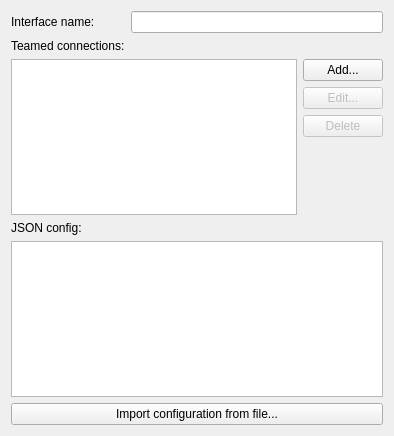
Qt form libs/editor/settings/ui/team.ui (KDE/plasma-nm) before a commit.
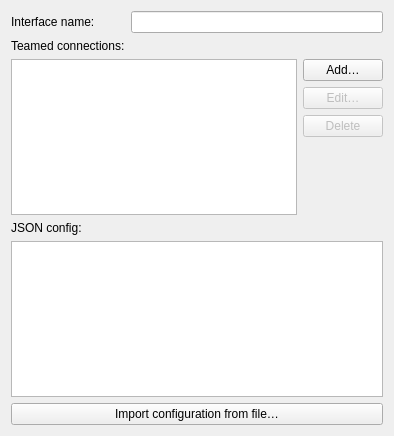
The same form after that commit. Icons and pictures are not drawn. Custom widgets are drawn as their Qt base class.

```diff
--- a/libs/editor/settings/ui/team.ui
+++ b/libs/editor/settings/ui/team.ui
@@ -53,7 +53,7 @@
      <item row="0" column="1">
       <widget class="QPushButton" name="btnAdd">
        <property name="text">
-        <string>Add...</string>
+        <string>Add…</string>
        </property>
        <property name="icon">
         <iconset theme="list-add">
@@ -68,7 +68,7 @@
         <bool>false</bool>
        </property>
        <property name="text">
-        <string>Edit...</string>
+        <string>Edit…</string>
        </property>
        <property name="icon">
         <iconset theme="configure">
@@ -120,7 +120,7 @@
    <item row="5" column="0" colspan="2">
     <widget class="QPushButton" name="btnImport">
      <property name="text">
-      <string>Import configuration from file...</string>
+      <string>Import configuration from file…</string>
      </property>
     </widget>
    </item>
```
